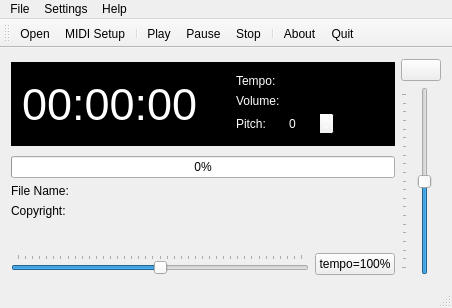
Before: the Qt Designer form utils/guiplayer/guiplayer.ui in pedrolcl/drumstick, drawn with Qt 5.
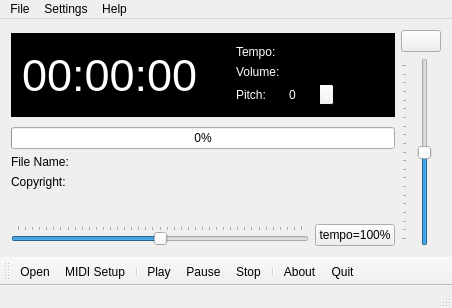
After: the same form once the commit is applied. Icons and pictures are not drawn.

Commit message: guiplayer: window state, toolbar position

The edit to the form file:
```diff
--- a/utils/guiplayer/guiplayer.ui
+++ b/utils/guiplayer/guiplayer.ui
@@ -503,7 +503,7 @@
     <enum>Qt::ToolButtonTextUnderIcon</enum>
    </property>
    <attribute name="toolBarArea">
-    <enum>TopToolBarArea</enum>
+    <enum>BottomToolBarArea</enum>
    </attribute>
    <attribute name="toolBarBreak">
     <bool>false</bool>
```
The commit also changes 1 other file.
